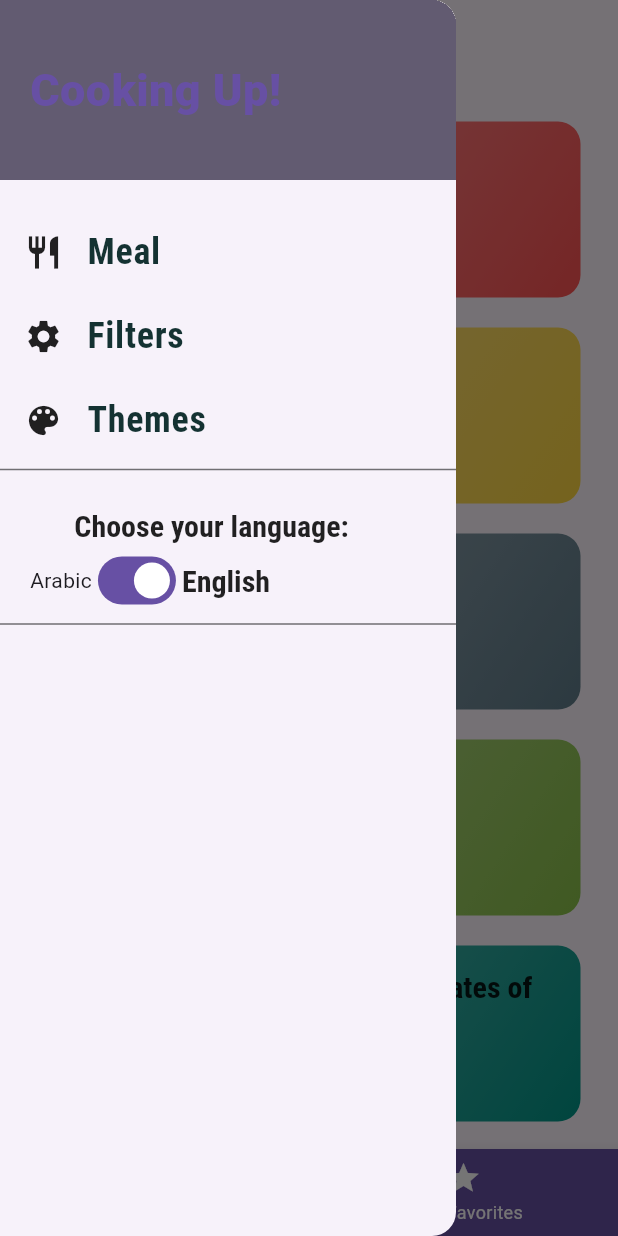
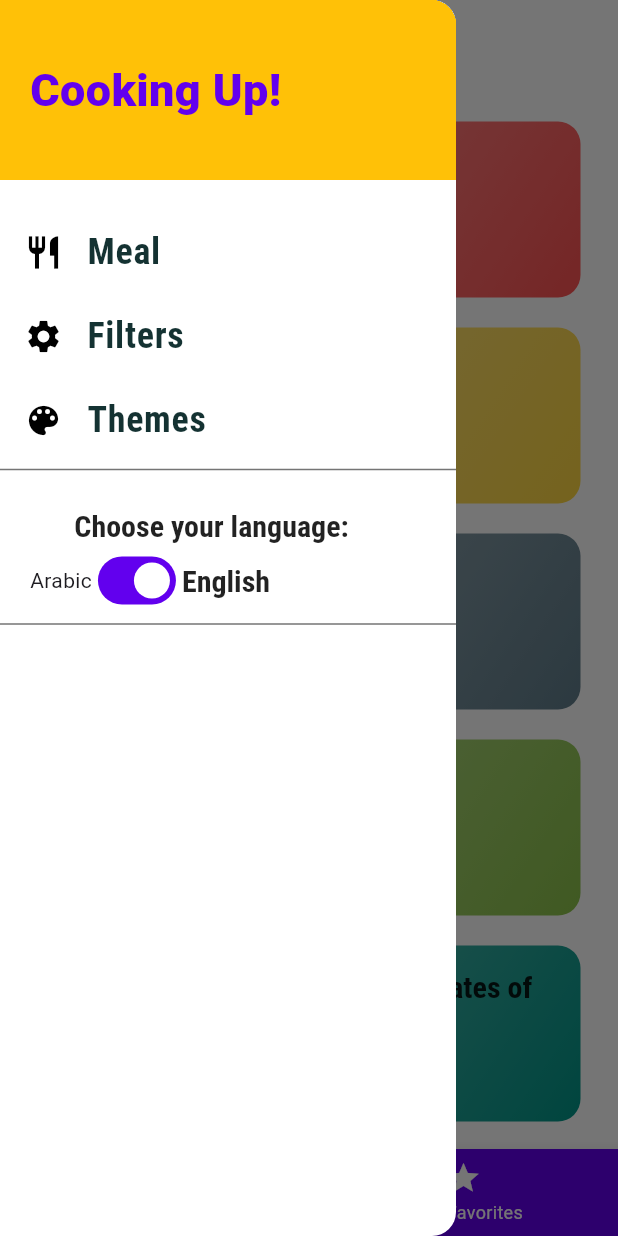
Before and after one commit to alaa-shahin/meal-app, a Flutter app: the screen it shows after launch, with the side drawer open, on a phone screen of 412 x 824 dp. Run offline on Flutter 3.47's test engine with Material 3 defaults, Android fonts, the phone set to English and light mode, and no system bars; our stand-ins replace another_flutter_splash_screen, flutter_colorpicker, fluttertoast, shared_preferences, youtube_player_flutter.

```diff
--- a/lib/main.dart
+++ b/lib/main.dart
@@ -46,16 +46,15 @@ class MyApp extends StatelessWidget {
       themeMode: tm,
       theme: ThemeData(
         primarySwatch: primaryColor,
-        accentColor: accentColor,
+        colorScheme: ColorScheme.light(secondary: accentColor),
         canvasColor: Color.fromRGBO(255, 254, 229, 1),
         fontFamily: 'Raleway',
-        buttonColor: Colors.black87,
         cardColor: Colors.white,
         textTheme: ThemeData.light().textTheme.copyWith(
-            bodyText1: TextStyle(
+            bodyLarge: TextStyle(
               color: Color.fromRGBO(20, 50, 50, 1),
             ),
-            headline6: TextStyle(
+            titleLarge: TextStyle(
               color: Colors.black87,
               fontSize: 20,
               fontFamily: 'RobotoCondensed',
@@ -64,17 +63,16 @@ class MyApp extends StatelessWidget {
       ),
       darkTheme: ThemeData(
         primarySwatch: primaryColor,
-        accentColor: accentColor,
+        colorScheme: ColorScheme.dark(secondary: accentColor),
         canvasColor: Color.fromRGBO(14, 22, 33, 1),
         fontFamily: 'Raleway',
-        buttonColor: Colors.white70,
         cardColor: Color.fromRGBO(35, 34, 39, 1),
         unselectedWidgetColor: Colors.white70,
         textTheme: ThemeData.dark().textTheme.copyWith(
-            bodyText1: TextStyle(
+            bodyLarge: TextStyle(
               color: Colors.white,
             ),
-            headline6: TextStyle(
+            titleLarge: TextStyle(
               color: Colors.white70,
               fontSize: 20,
               fontFamily: 'RobotoCondensed',
--- a/lib/models/category.dart
+++ b/lib/models/category.dart
@@ -5,7 +5,7 @@ class Category {
   final Color color;
 
   const Category({
-    @required this.id,
+    required this.id,
     this.color = Colors.orange,
   });
 }
--- a/lib/models/meal.dart
+++ b/lib/models/meal.dart
@@ -1,5 +1,3 @@
-import 'package:flutter/foundation.dart';
-
 enum Complexity {
   Simple,
   Challenging,
@@ -16,8 +14,8 @@ class Meal {
   final String id;
   final List<String> categories;
   final String imageUrl;
-  final String videoUrlAr;
-  final String videoUrlEn;
+  final String? videoUrlAr;
+  final String? videoUrlEn;
   final int duration;
   final Complexity complexity;
   final Affordability affordability;
@@ -27,17 +25,17 @@ class Meal {
   final bool isVegetarian;
 
   const Meal({
-    @required this.id,
-    @required this.categories,
-    @required this.imageUrl,
+    required this.id,
+    required this.categories,
+    required this.imageUrl,
     this.videoUrlAr,
     this.videoUrlEn,
-    @required this.duration,
-    @required this.complexity,
-    @required this.affordability,
-    @required this.isGlutenFree,
-    @required this.isLactoseFree,
-    @required this.isVegan,
-    @required this.isVegetarian,
+    required this.duration,
+    required this.complexity,
+    required this.affordability,
+    required this.isGlutenFree,
+    required this.isLactoseFree,
+    required this.isVegan,
+    required this.isVegetarian,
   });
 }
--- a/lib/providers/language_provider.dart
+++ b/lib/providers/language_provider.dart
@@ -604,7 +604,7 @@ class LanguageProvider with ChangeNotifier {
     notifyListeners();
   }
 
-  Object getTexts(String txt) {
+  Object? getTexts(String txt) {
     if (isEn == true) return textsEn[txt];
     return textsAr[txt];
   }
--- a/lib/screens/categories_screen.dart
+++ b/lib/screens/categories_screen.dart
@@ -18,17 +18,16 @@ class _CategoriesScreenState extends State<CategoriesScreen> {
   @override
   Widget build(BuildContext context) {
     var lan = Provider.of<LanguageProvider>(context, listen: true);
-    DateTime _lastPressedAt;
+    DateTime? _lastPressedAt;
     return Directionality(
       textDirection: lan.isEn ? TextDirection.ltr : TextDirection.rtl,
       child: WillPopScope(
         onWillPop: () async {
-          if (_lastPressedAt == null ||
-              DateTime.now().difference(_lastPressedAt) >
+          if (DateTime.now().difference(_lastPressedAt!) >
                   Duration(seconds: 1)) {
             Fluttertoast.showToast(
               fontSize: 15,
-              msg: lan.getTexts("Tap back again to leave"),
+              msg: lan.getTexts("Tap back again to leave").toString(),
               toastLength: Toast.LENGTH_SHORT,
               timeInSecForIosWeb: 1,
               textColor: Colors.white,
--- a/lib/screens/favorites_screen.dart
+++ b/lib/screens/favorites_screen.dart
@@ -14,8 +14,9 @@ class FavoritesScreen extends StatefulWidget {
 
 class _FavoritesScreenState extends State<FavoritesScreen> {
   Future<bool> _onWillPop() {
-    return Navigator.of(context).pushReplacement(
+    Navigator.of(context).pushReplacement(
         MaterialPageRoute(builder: (BuildContext context) => TabsScreen()));
+    return Future.value(true);
   }
 
   @override
@@ -32,7 +33,7 @@ class _FavoritesScreenState extends State<FavoritesScreen> {
       return WillPopScope(
         onWillPop: _onWillPop,
         child: Center(
-          child: Text(lan.getTexts('favorites_text')),
+          child: Text(lan.getTexts('favorites_text').toString()),
         ),
       );
     } else {
--- a/lib/screens/splash_screens.dart
+++ b/lib/screens/splash_screens.dart
@@ -1,6 +1,5 @@
-import 'package:flutter/cupertino.dart';
 import 'package:flutter/material.dart';
-import 'package:splashscreen/splashscreen.dart';
+import 'package:another_flutter_splash_screen/another_flutter_splash_screen.dart';
 
 import '../main.dart';
 
@@ -19,14 +18,11 @@ class _SplashScreensState extends State<SplashScreens> {
       home: Scaffold(
         backgroundColor: Theme.of(context).primaryColor,
         body: Center(
-          child: SplashScreen(
-            routeName: '/',
-            backgroundColor: Colors.lightBlueAccent,
-            imageBackground: AssetImage('assets/images/a1.png'),
-            seconds: 2,
-            loadingText: Text('Loading...'),
-            loaderColor: Colors.yellow,
-            navigateAfterSeconds: MyApp(),
+          child: FlutterSplashScreen(
+            backgroundColor: Theme.of(context).primaryColor,
+            splashScreenBody: Image.asset('assets/images/a1.png'),
+            duration: Duration(seconds: 2),
+            nextScreen: MyApp(),
           ),
         ),
       ),
--- a/lib/screens/tabs_screen.dart
+++ b/lib/screens/tabs_screen.dart
@@ -10,12 +10,13 @@ import './categories_screen.dart';
 
 class TabsScreen extends StatefulWidget {
   static const routeName = '/';
+
   @override
   _TabsScreenState createState() => _TabsScreenState();
 }
 
 class _TabsScreenState extends State<TabsScreen> {
-  List<Map<String, Object>> _pages;
+  late List<Map> _pages;
   int _selectedPageIndex = 0;
 
   @override
@@ -40,18 +41,18 @@ class _TabsScreenState extends State<TabsScreen> {
     _pages = [
       {
         'page': CategoriesScreen(),
-        'title': lan.getTexts('categories'),
+        'title': lan.getTexts('categories').toString(),
       },
       {
         'page': FavoritesScreen(),
-        'title': lan.getTexts('your_favorites'),
+        'title': lan.getTexts('your_favorites').toString(),
       },
     ];
     return Directionality(
       textDirection: lan.isEn ? TextDirection.ltr : TextDirection.rtl,
       child: Scaffold(
         appBar: AppBar(
-          title: Text(_pages[_selectedPageIndex]['title']),
+          title: Text(_pages[_selectedPageIndex]['title'].toString()),
         ),
         drawer: MainDrawer(),
         body: _pages[_selectedPageIndex]['page'],
@@ -59,19 +60,19 @@ class _TabsScreenState extends State<TabsScreen> {
           onTap: _selectPage,
           backgroundColor: Theme.of(context).primaryColor,
           unselectedItemColor: Colors.white,
-          selectedItemColor: Theme.of(context).accentColor,
+          selectedItemColor: Theme.of(context).colorScheme.secondary,
           currentIndex: _selectedPageIndex,
           // type: BottomNavigationBarType.fixed,
           items: [
             BottomNavigationBarItem(
               backgroundColor: Theme.of(context).primaryColor,
               icon: Icon(Icons.category),
-              title: Text(lan.getTexts('categories')),
+              label: lan.getTexts('categories').toString(),
             ),
             BottomNavigationBarItem(
               backgroundColor: Theme.of(context).primaryColor,
               icon: Icon(Icons.star),
-              title: Text(lan.getTexts('your_favorites')),
+              label: lan.getTexts('your_favorites').toString(),
             ),
           ],
         ),
--- a/lib/widgets/category_item.dart
+++ b/lib/widgets/category_item.dart
@@ -30,8 +30,8 @@ class CategoryItem extends StatelessWidget {
       child: Container(
         padding: const EdgeInsets.all(15),
         child: Text(
-          lan.getTexts('cat-$id'),
-          style: Theme.of(context).textTheme.headline6,
+          lan.getTexts('cat-$id').toString(),
+          style: Theme.of(context).textTheme.titleLarge,
         ),
         decoration: BoxDecoration(
           gradient: LinearGradient(
--- a/lib/widgets/main_drawer.dart
+++ b/lib/widgets/main_drawer.dart
@@ -1,4 +1,3 @@
-import 'package:flutter/cupertino.dart';
 import 'package:flutter/material.dart';
 import 'package:meal_app/providers/language_provider.dart';
 import 'package:meal_app/screens/tabs_screen.dart';
@@ -14,17 +13,16 @@ class MainDrawer extends StatefulWidget {
 
 class _MainDrawerState extends State<MainDrawer> {
   Widget buildListTile(
-      String title, IconData icon, Function tapHandler, BuildContext ctx) {
+      String title, IconData icon, Function()? tapHandler, BuildContext ctx) {
     return ListTile(
       leading: Icon(
         icon,
         size: 26,
-        color: Theme.of(ctx).buttonColor,
       ),
       title: Text(
         title,
         style: TextStyle(
-          color: Theme.of(ctx).textTheme.bodyText1.color,
+          color: Theme.of(ctx).textTheme.bodyLarge!.color,
           fontFamily: 'RobotoCondensed',
           fontSize: 24,
           fontWeight: FontWeight.bold,
@@ -35,8 +33,9 @@ class _MainDrawerState extends State<MainDrawer> {
   }
 
   Future<bool> _onWillPop() {
-    return Navigator.of(context).pushReplacement(
+    Navigator.of(context).pushReplacement(
         MaterialPageRoute(builder: (BuildContext context) => TabsScreen()));
+    return Future.value(true);
   }
 
   @override
@@ -57,9 +56,9 @@ class _MainDrawerState extends State<MainDrawer> {
                   padding: EdgeInsets.all(20),
                   alignment:
                       lan.isEn ? Alignment.centerLeft : Alignment.centerRight,
-                  color: Theme.of(context).accentColor,
+                  color: Theme.of(context).colorScheme.secondary,
                   child: Text(
-                    lan.getTexts('drawer_name'),
+                    lan.getTexts('drawer_name').toString(),
                     style: TextStyle(
                         fontWeight: FontWeight.w900,
                         fontSize: 30,
@@ -69,16 +68,20 @@ class _MainDrawerState extends State<MainDrawer> {
                 SizedBox(
                   height: 20,
                 ),
-                buildListTile(lan.getTexts('drawer_item1'), Icons.restaurant,
+                buildListTile(
+                    lan.getTexts('drawer_item1').toString(), Icons.restaurant,
                     () {
                   Navigator.of(context)
                       .pushReplacementNamed(TabsScreen.routeName);
                 }, context),
-                buildListTile(lan.getTexts('drawer_item2'), Icons.settings, () {
+                buildListTile(
+                    lan.getTexts('drawer_item2').toString(), Icons.settings,
+                    () {
                   Navigator.of(context)
                       .pushReplacementNamed(FiltersScreen.routeName);
                 }, context),
-                buildListTile(lan.getTexts('drawer_item3'), Icons.color_lens,
+                buildListTile(
+                    lan.getTexts('drawer_item3').toString(), Icons.color_lens,
                     () {
                   Navigator.of(context)
                       .pushReplacementNamed(ThemesScreen.routeName);
@@ -92,8 +95,8 @@ class _MainDrawerState extends State<MainDrawer> {
                   padding: EdgeInsets.only(top: 20, right: 22),
                   child: Center(
                     child: Text(
-                      lan.getTexts('drawer_switch_title'),
-                      style: Theme.of(context).textTheme.headline6,
+                      lan.getTexts('drawer_switch_title').toString(),
+                      style: Theme.of(context).textTheme.titleLarge,
                     ),
                   ),
                 ),
@@ -103,7 +106,7 @@ class _MainDrawerState extends State<MainDrawer> {
                   child: Row(
                     mainAxisAlignment: MainAxisAlignment.start,
                     children: <Widget>[
-                      Text(lan.getTexts('drawer_switch_item2')),
+                      Text(lan.getTexts('drawer_switch_item2').toString()),
                       Switch(
                         value:
                             Provider.of<LanguageProvider>(context, listen: true)
@@ -115,8 +118,8 @@ class _MainDrawerState extends State<MainDrawer> {
                         },
                       ),
                       Text(
-                        lan.getTexts('drawer_switch_item1'),
-                        style: Theme.of(context).textTheme.headline6,
+                        lan.getTexts('drawer_switch_item1').toString(),
+                        style: Theme.of(context).textTheme.titleLarge,
                       ),
                     ],
                   ),
```
Also changed, not shown: lib/providers/meal_provider.dart (+8 -8 lines), lib/screens/category_meals_screen.dart (+10 -11 lines), lib/screens/filters_screen.dart (+21 -21 lines), lib/screens/meal_detail_screen.dart (+14 -12 lines), lib/screens/theme_screen.dart (+14 -13 lines), lib/widgets/meal_item.dart (+10 -13 lines), pubspec.yaml (+9 -9 lines), pubspec.lock, 8 other files.
